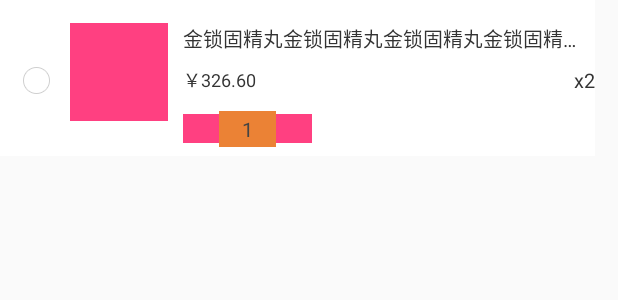
After one commit to leibing8912/JkShoppingCart, an Android app: the layout item_child_group.xml on its own in the app's theme, with its tools: preview values and no code run, on a phone screen of 412 x 824 dp. The commit adds this screen. Shown: the top 300 px of the screen. Run offline under Robolectric (Android 15) with nearby library versions, the phone set to English and light mode, and no system bars.

Commit message:
Update_组合药品

```diff
--- /dev/null
+++ b/app/src/main/res/layout/item_child_group.xml
@@ -0,0 +1,121 @@
+<?xml version="1.0" encoding="utf-8"?>
+<LinearLayout xmlns:android="http://schemas.android.com/apk/res/android"
+    android:layout_width="match_parent"
+    android:layout_height="match_parent"
+    android:paddingRight="15dp"
+    android:orientation="vertical">
+    <!-- 组合 -->
+    <LinearLayout
+        android:layout_width="match_parent"
+        android:layout_height="wrap_content"
+        android:paddingLeft="15dp"
+        android:paddingTop="10dp"
+        android:paddingBottom="6dp"
+        android:background="@color/color_white">
+        <!-- 子选 -->
+        <CheckBox
+            android:id="@+id/cb_child_group"
+            android:layout_width="18dp"
+            android:layout_height="18dp"
+            android:button="@drawable/selector_check_box_round_blue"
+            android:checkMark="?android:attr/listChoiceIndicatorMultiple"
+            android:layout_gravity="center_vertical"
+            android:gravity="center"
+            android:textAppearance="?android:attr/textAppearanceLarge"/>
+        <!-- 药品图 -->
+        <ImageView
+            android:id="@+id/iv_child_group"
+            android:layout_width="65dp"
+            android:layout_height="65dp"
+            android:background="@color/colorAccent"
+            android:layout_marginLeft="13dp"
+            android:layout_marginRight="10dp"
+            android:layout_marginTop="5dp"
+            android:layout_marginBottom="5dp"/>
+        <!-- 药品名称、数量、价格-->
+        <LinearLayout
+            android:layout_width="match_parent"
+            android:layout_height="wrap_content"
+            android:paddingTop="5dp"
+            android:orientation="vertical">
+            <!-- 药品名称 -->
+            <TextView
+                android:id="@+id/tv_drug_name"
+                android:layout_width="wrap_content"
+                android:layout_height="wrap_content"
+                android:textSize="13sp"
+                android:textColor="@color/text_color_black2"
+                android:singleLine="true"
+                android:ellipsize = "end"
+                android:text="金锁固精丸金锁固精丸金锁固精丸金锁固精丸金锁固精丸金锁固精丸"/>
+            <!-- 价格、数量显示 -->
+            <RelativeLayout
+                android:layout_width="match_parent"
+                android:layout_height="wrap_content"
+                android:layout_marginTop="8dp">
+                <!-- 价格 -->
+                <TextView
+                    android:id="@+id/tv_real_price"
+                    android:layout_width="wrap_content"
+                    android:layout_height="wrap_content"
+                    android:textSize="12sp"
+                    android:textColor="@color/text_color_black2"
+                    android:layout_centerVertical="true"
+                    android:layout_alignParentLeft="true"
+                    android:text="￥326.60"/>
+                <!-- 数量显示 -->
+                <TextView
+                    android:id="@+id/tv_number"
+                    android:layout_width="wrap_content"
+                    android:layout_height="wrap_content"
+                    android:text="x2"
+                    android:textColor="@color/text_color_black2"
+                    android:layout_alignParentRight="true"
+                    android:textSize="13sp"/>
+            </RelativeLayout>
+            <!-- 数量加减 -->
+            <LinearLayout
+                android:layout_width="wrap_content"
+                android:layout_height="wrap_content"
+                android:layout_marginTop="11dp"
+                android:orientation="horizontal"
+                android:gravity="center_vertical">
+                <!-- 商品减 -->
+                <ImageView
+                    android:id="@+id/iv_child_group_sub"
+                    android:layout_width="24dp"
+                    android:layout_height="19dp"
+                    android:scaleType="fitXY"
+                    android:background="@color/colorAccent" />
+                <!-- 数量 -->
+                <EditText
+                    android:id="@+id/edt_child_group_number"
+                    android:layout_width="38dp"
+                    android:layout_height="24dp"
+                    android:longClickable="false"
+                    android:focusable="false"
+                    android:focusableInTouchMode="false"
+                    android:background="@color/color_yellow"
+                    android:textSize="13sp"
+                    android:textColor="@color/text_color_common_normal"
+                    android:gravity="center"
+                    android:inputType="phone"
+                    android:text="1" />
+                <!-- 商品加 -->
+                <ImageView
+                    android:id="@+id/iv_child_group_add"
+                    android:layout_width="24dp"
+                    android:layout_height="19dp"
+                    android:scaleType="fitXY"
+                    android:background="@color/colorAccent" />
+            </LinearLayout>
+        </LinearLayout>
+    </LinearLayout>
+    <!-- 组合单项商品容器 -->
+    <LinearLayout
+        android:id="@+id/ly_item_child_group"
+        android:layout_width="match_parent"
+        android:layout_height="wrap_content"
+        android:paddingBottom="10dp"
+        android:orientation="vertical"/>
+</LinearLayout>
--- a/app/src/main/res/layout/item_child_sku.xml
+++ b/app/src/main/res/layout/item_child_sku.xml
@@ -88,7 +88,7 @@
                     android:textColor="@color/text_color_common_lighted"
                     android:layout_marginTop="8dp"
                     android:text="规格：10包*20"/>
-                <!-- 数量 -->
+                <!-- 数量加减 -->
                 <LinearLayout
                     android:layout_width="wrap_content"
                     android:layout_height="wrap_content"
--- a/app/src/main/res/layout/item_gifts.xml
+++ b/app/src/main/res/layout/item_gifts.xml
@@ -2,7 +2,7 @@
 <RelativeLayout xmlns:android="http://schemas.android.com/apk/res/android"
     android:layout_width="match_parent"
     android:layout_height="26dp"
-    android:background="@color/text_color_blue"
+    android:background="@color/shoppingcart_gift_bg"
     android:paddingLeft="46dp">
     <TextView
         android:id="@+id/tv_gift"
--- a/app/src/main/res/values/colors.xml
+++ b/app/src/main/res/values/colors.xml
@@ -118,4 +118,5 @@
     <color name="tab_select">#06a6f8</color>
     <color name="tab_normal">#333333</color>
     <color name="half_transparent_bg">#88000000</color>
+    <color name="shoppingcart_gift_bg">#eff7fe</color>
 </resources>
```
Also changed, not shown: app/src/main/res/layout/item_child_group_item.xml (added, +78 -0 lines).
